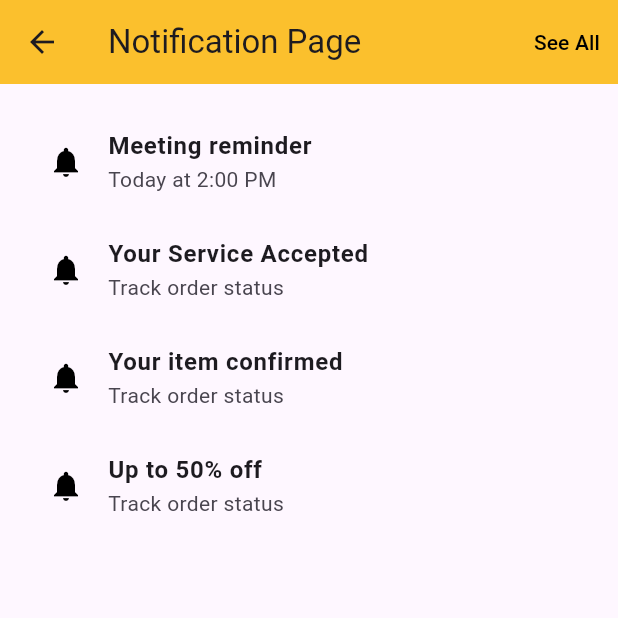
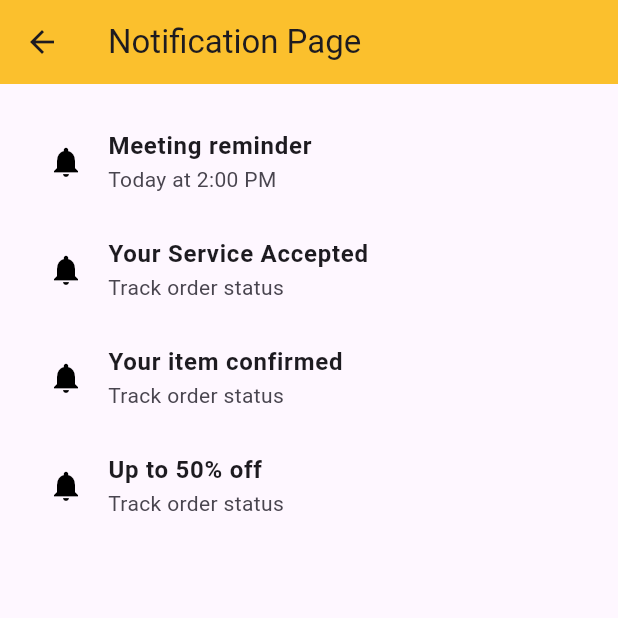
Before and after one commit to RusthyAhd/TapOn, a Flutter app: the HomePage screen opened directly, after a tap on the "notifications" icon, on a phone screen of 412 x 824 dp, the top half of it. Run offline on Flutter 3.47's test engine with Material 3 defaults, Android fonts, the phone set to English and light mode, and no system bars.

Commit message:
edit notification page

```diff
--- a/FrontEnd/lib/Notification.dart
+++ b/FrontEnd/lib/Notification.dart
@@ -1,26 +1,22 @@
 import 'package:flutter/material.dart';
+import 'package:tap_on/Home%20page.dart';
 
 class NotificationPage extends StatelessWidget {
   @override
   Widget build(BuildContext context) {
     return MaterialApp(
+      debugShowCheckedModeBanner: false,
       home: Scaffold(
         appBar: AppBar(
           backgroundColor: Colors.yellow[700],
           title: Text("Notification Page"),
           leading: IconButton(
             icon: Icon(Icons.arrow_back),
-            onPressed: () {},
+            onPressed: () {
+              Navigator.push(
+                  context, MaterialPageRoute(builder: (context) => HomePage()));
+            },
           ),
-          actions: [
-            TextButton(
-              onPressed: () {},
-              child: Text(
-                "See All",
-                style: TextStyle(color: Colors.black),
-              ),
-            ),
-          ],
         ),
         body: ListView(
           padding: EdgeInsets.all(16.0),
--- a/FrontEnd/lib/main.dart
+++ b/FrontEnd/lib/main.dart
@@ -2,7 +2,6 @@ import 'package:flutter/material.dart';
 import 'package:tap_on/Enter%20phone%20numper%20page.dart';
 import 'package:tap_on/constants.dart';
 import 'package:tap_on/laungh%20page.dart';
-import 'package:tap_on/Notification.dart';
 
 //
 
@@ -21,7 +20,7 @@ class _InitialScreenState extends State<InitialScreen> {
   @override
   Widget build(BuildContext context) {
     return MaterialApp(
-      home:TapOnApp (),
+      home: TapOnApp(),
       title: appName,
       debugShowCheckedModeBanner: false,
     );
--- a/FrontEnd/pubspec.yaml
+++ b/FrontEnd/pubspec.yaml
@@ -35,6 +35,7 @@ dependencies:
   # The following adds the Cupertino Icons font to your application.
   # Use with the CupertinoIcons class for iOS style icons.
   cupertino_icons: ^1.0.8
+  flutter_polyline_points: ^2.1.0
 
 dev_dependencies:
   flutter_test:
```
Also changed, not shown: FrontEnd/lib/googlemap.dart (added), FrontEnd/pubspec.lock.
